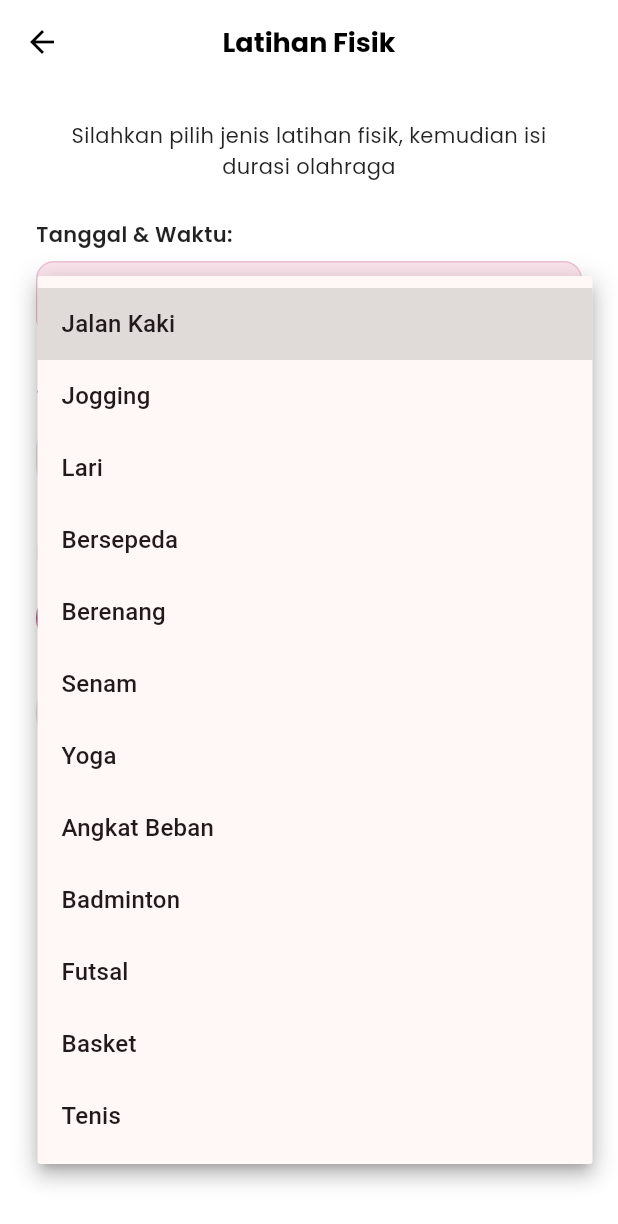
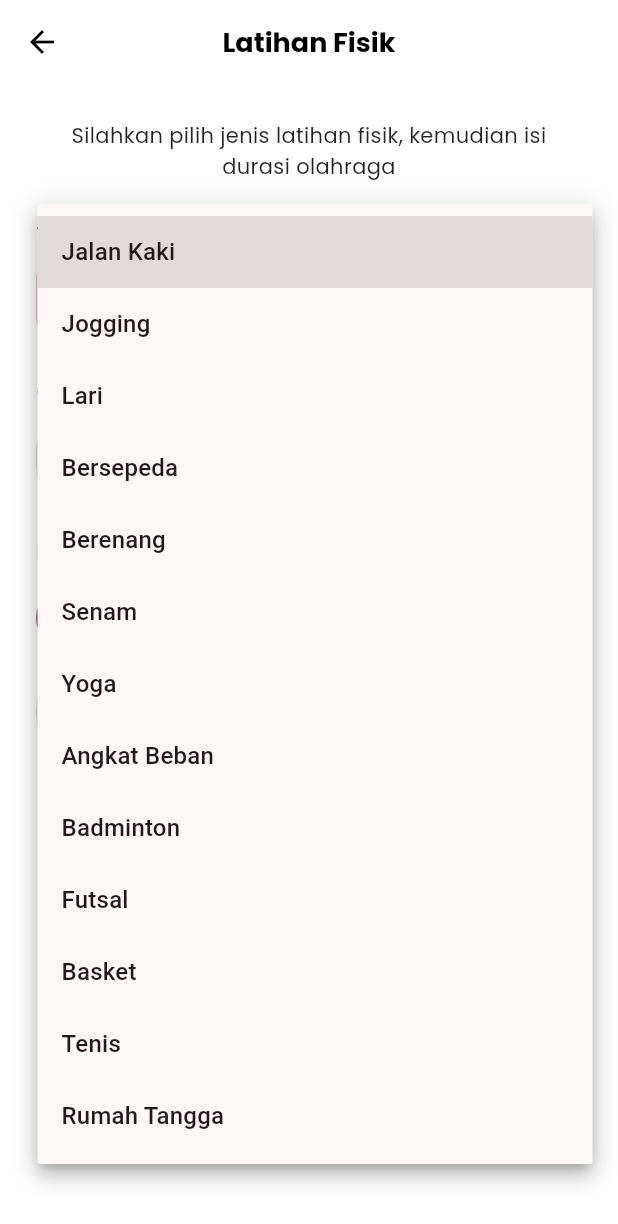
Before and after one commit to yosuatarigan/promedia-v2, a Flutter app: the LatihanFisikScreen screen opened directly, after a tap on "Pilih Olahraga", on a phone screen of 412 x 824 dp. Shown: the top 1224 px of the screen. Run offline on Flutter 3.47's test engine with Material 3 defaults, Android fonts, the phone set to English and light mode, and no system bars; our stand-ins replace cloud_firestore, firebase_auth, firebase_core, firebase_storage, fl_chart, google_fonts and 1 more; accounts and stored records are empty.

Commit message:
feat: tambah aktivitas 'Rumah Tangga' di daftar latihan fisik
- Tambah 'Rumah Tangga' ke daftarOlahraga (aktivitas ringan/sedang PERKENI)
- Kalori per menit: 3.0 kal/menit (setara aktivitas ringan)
- Tambah manfaat spesifik: aktivitas ringan-sedang baik untuk penderita DM

Co-Authored-By: Claude Sonnet 4.6 <noreply@anthropic.com>

```diff
--- a/lib/latihan_fisik_screen.dart
+++ b/lib/latihan_fisik_screen.dart
@@ -35,6 +35,7 @@ class _LatihanFisikScreenState extends State<LatihanFisikScreen> {
     'Futsal',
     'Basket',
     'Tenis',
+    'Rumah Tangga',
   ];
 
   @override
@@ -186,6 +187,7 @@ class _LatihanFisikScreenState extends State<LatihanFisikScreen> {
       'Futsal': 9.0,
       'Basket': 8.0,
       'Tenis': 7.0,
+      'Rumah Tangga': 3.0,
     };
 
     return ((kaloriPerMenit[jenis] ?? 5.0) * durasi).round();
@@ -246,6 +248,9 @@ class _LatihanFisikScreenState extends State<LatihanFisikScreen> {
         break;
       case 'Angkat Beban':
         manfaat.add('✓ Membangun massa otot dan kekuatan');
+        break;
+      case 'Rumah Tangga':
+        manfaat.add('✓ Aktivitas ringan-sedang yang baik untuk penderita DM');
         break;
       default:
         manfaat.add('✓ Meningkatkan koordinasi dan ketangkasan');
```
